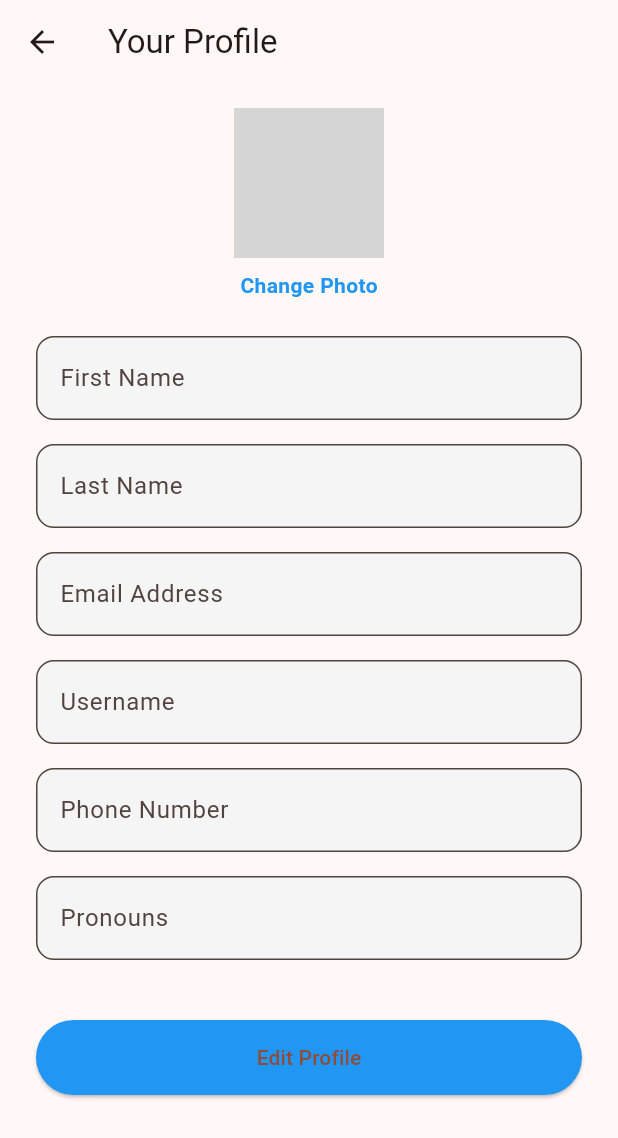
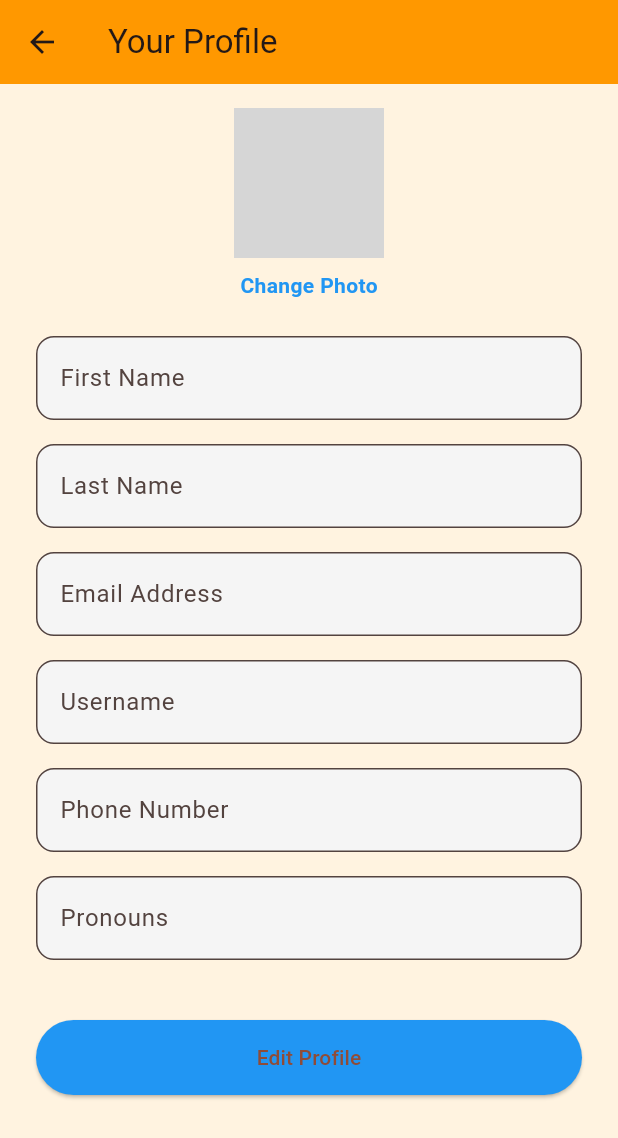
Before and after one commit to varsha698/PantryPalApp, a Flutter app: the ProfileScreen screen opened directly, after a tap on "Change Photo", on a phone screen of 412 x 824 dp. Shown: the top 1138 px of the screen. Run offline on Flutter 3.47's test engine with Material 3 defaults, Android fonts, the phone set to English and light mode, and no system bars; our stand-ins replace cloud_firestore, firebase_auth, firebase_core, firebase_storage, image_picker; accounts and stored records are empty; network calls fail; grey boxes are pictures that could not be loaded.

Commit message:
Added the background colour to sign up , profile screen

```diff
--- a/lib/screens/profile_screen.dart
+++ b/lib/screens/profile_screen.dart
@@ -53,16 +53,14 @@ class _ProfileScreenState extends State<ProfileScreen> {
     final pickedFile = await _picker.pickImage(source: ImageSource.gallery);
     if (pickedFile == null || userId == null) return;
 
-    setState(() {
-      ScaffoldMessenger.of(context).showSnackBar(
-        const SnackBar(content: Text("Uploading image...")),
-      );
-    });
+    ScaffoldMessenger.of(context).showSnackBar(
+      const SnackBar(content: Text("Uploading image...")),
+    );
 
     try {
       final File imageFile = File(pickedFile.path);
       final fileExtension = pickedFile.path.split('.').last;
-      final fileName = '$userId.$fileExtension'; // 👈 dynamic extension
+      final fileName = '$userId.$fileExtension';
       final storageRef = FirebaseStorage.instance.ref().child('profile_pictures/$fileName');
 
       await storageRef.putFile(imageFile);
@@ -125,7 +123,9 @@ class _ProfileScreenState extends State<ProfileScreen> {
   @override
   Widget build(BuildContext context) {
     return Scaffold(
+      backgroundColor: const Color(0xFFFFF3E0), // ✅ Background color added
       appBar: AppBar(
+        backgroundColor: Colors.orange,
         title: const Text("Your Profile"),
         leading: IconButton(
           icon: const Icon(Icons.arrow_back),
```
Also changed, not shown: lib/screens/signup_screen.dart (+7 -6 lines).
